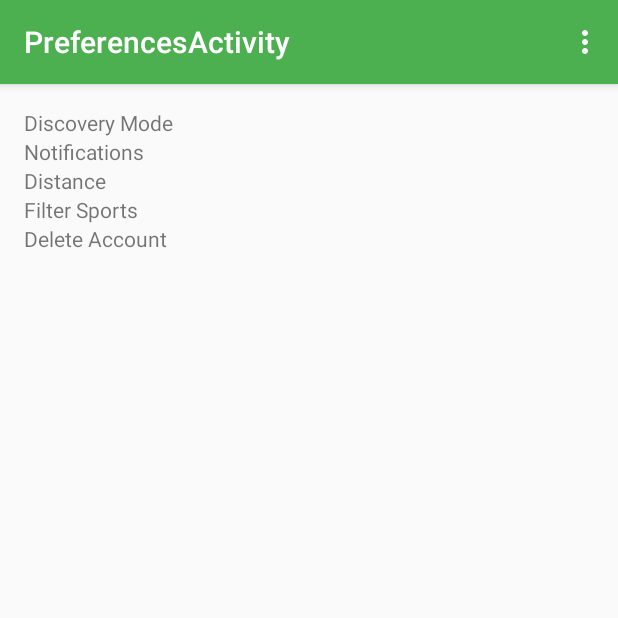
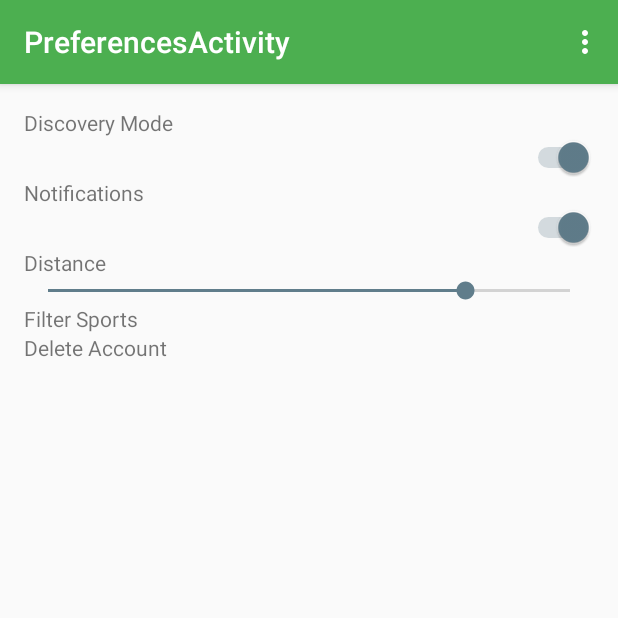
Before and after one commit to MatthewConrad/pick-up, an Android app: the PreferencesActivity screen opened directly, with no data from a screen before it, on a phone screen of 412 x 824 dp, the top half of it. Run offline under Robolectric (Android 15) with nearby library versions, the phone set to English and light mode, and no system bars.

Commit message:
Preferences Activity Added switch buttons and seek bar

```diff
--- a/app/src/main/java/com/nedaco/pickup/PreferencesActivity.java
+++ b/app/src/main/java/com/nedaco/pickup/PreferencesActivity.java
@@ -5,6 +5,8 @@ import android.support.v7.app.AppCompatActivity;
 import android.os.Bundle;
 import android.view.Menu;
 import android.view.MenuItem;
+import android.widget.CompoundButton;
+import android.widget.Switch;
 
 import java.util.prefs.Preferences;
 
@@ -14,6 +16,32 @@ public class PreferencesActivity extends AppCompatActivity {
     protected void onCreate(Bundle savedInstanceState) {
         super.onCreate(savedInstanceState);
         setContentView(R.layout.activity_preferences);
+        final Switch discMode = (Switch) findViewById(R.id.switch_discoveryMode);
+        discMode.setOnCheckedChangeListener(new Switch.OnCheckedChangeListener(){
+        public void onCheckedChanged(CompoundButton buttonView, boolean isChecked) {
+            if (isChecked) {
+                // The toggle is enabled
+                discMode.setChecked(true);
+            } else {
+                discMode.setChecked(false);
+            }
+         }
+     });
+        final Switch sw_notificaitons = (Switch) findViewById(R.id.switch_notifications);
+        sw_notificaitons.setOnCheckedChangeListener(new Switch.OnCheckedChangeListener(){
+            public void onCheckedChanged(CompoundButton buttonView, boolean isChecked) {
+                if (isChecked) {
+                    // The toggle is enabled
+                    sw_notificaitons.setChecked(true);
+                } else {
+                    sw_notificaitons.setChecked(false);
+                }
+            }
+        });
+
+
+
+
     }
 
     @Override
--- a/app/src/main/res/layout/activity_preferences.xml
+++ b/app/src/main/res/layout/activity_preferences.xml
@@ -16,15 +16,29 @@
             android:layout_height="wrap_content"/>
 
 
-
+    <Switch
+        android:layout_width="wrap_content"
+        android:layout_height="wrap_content"
+        android:id="@+id/switch_discoveryMode" android:layout_gravity="right" android:checked="true"/>
     <TextView
         android:text="@string/notifications"
         android:layout_width="wrap_content"
         android:layout_height="wrap_content"/>
+    <Switch
+        android:layout_width="wrap_content"
+        android:layout_height="wrap_content"
+        android:id="@+id/switch_notifications" android:layout_gravity="right" android:checked="true"/>
     <TextView
         android:text="@string/distance"
         android:layout_width="wrap_content"
         android:layout_height="wrap_content"/>
+    <SeekBar
+        android:layout_width="match_parent"
+        android:layout_height="wrap_content"
+        android:id="@+id/seekBar_distance" android:layout_gravity="center_horizontal" android:max="25"
+        android:indeterminate="false"
+        android:progress="20"
+        android:secondaryProgress="20"/>
     <TextView
         android:text="@string/filter_sports"
         android:layout_width="wrap_content"
```
